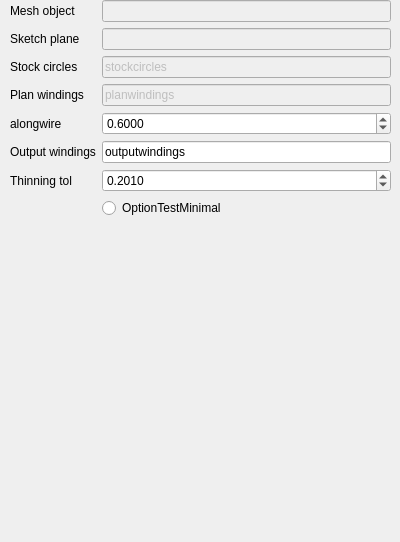
Above: freecadmacros/genpathfromplanwindingstask.ui from trilbytim/geodesic before the change. Below: the same form after it.
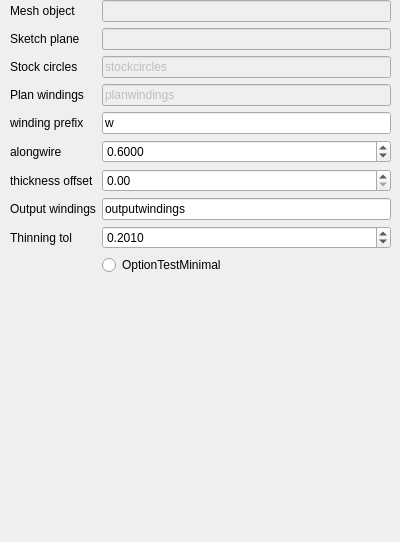
That is the form after the change.

Commit message: make a new windingprefix and thickness offset

What changed in the file:
```diff
--- a/freecadmacros/genpathfromplanwindingstask.ui
+++ b/freecadmacros/genpathfromplanwindingstask.ui
@@ -91,14 +91,14 @@
       </property>
      </widget>
     </item>
-    <item row="4" column="0">
+    <item row="5" column="0">
      <widget class="QLabel" name="labalongwire">
       <property name="text">
        <string>alongwire</string>
       </property>
      </widget>
     </item>
-    <item row="4" column="1">
+    <item row="5" column="1">
      <widget class="QDoubleSpinBox" name="qalongwire">
       <property name="enabled">
        <bool>true</bool>
@@ -117,14 +117,14 @@
       </property>
      </widget>
     </item>
-    <item row="5" column="0">
+    <item row="7" column="0">
      <widget class="QLabel" name="laboutputwindings">
       <property name="text">
        <string>Output windings</string>
       </property>
      </widget>
     </item>
-    <item row="5" column="1">
+    <item row="7" column="1">
      <widget class="QLineEdit" name="qoutputwindings">
       <property name="enabled">
        <bool>true</bool>
@@ -134,14 +134,14 @@
       </property>
      </widget>
     </item>
-    <item row="6" column="0">
+    <item row="8" column="0">
      <widget class="QLabel" name="labthinningtol">
       <property name="text">
        <string>Thinning tol</string>
       </property>
      </widget>
     </item>
-    <item row="6" column="1">
+    <item row="8" column="1">
      <widget class="QDoubleSpinBox" name="qthinningtol">
       <property name="decimals">
        <number>4</number>
@@ -160,13 +160,37 @@
       </property>
      </widget>
     </item>
-    <item row="7" column="1">
+    <item row="9" column="1">
      <widget class="QRadioButton" name="qoptiontestminimal">
       <property name="text">
        <string>OptionTestMinimal</string>
       </property>
      </widget>
     </item>
+    <item row="4" column="0">
+     <widget class="QLabel" name="labwindingprefix">
+      <property name="text">
+       <string>winding prefix</string>
+      </property>
+     </widget>
+    </item>
+    <item row="4" column="1">
+     <widget class="QLineEdit" name="qwindingprefix">
+      <property name="text">
+       <string>w</string>
+      </property>
+     </widget>
+    </item>
+    <item row="6" column="0">
+     <widget class="QLabel" name="labthicknessoffset">
+      <property name="text">
+       <string>thickness offset</string>
+      </property>
+     </widget>
+    </item>
+    <item row="6" column="1">
+     <widget class="QDoubleSpinBox" name="qthicknessoffset"/>
+    </item>
    </layout>
   </widget>
  </widget>
```
The commit also changes 5 other files.
